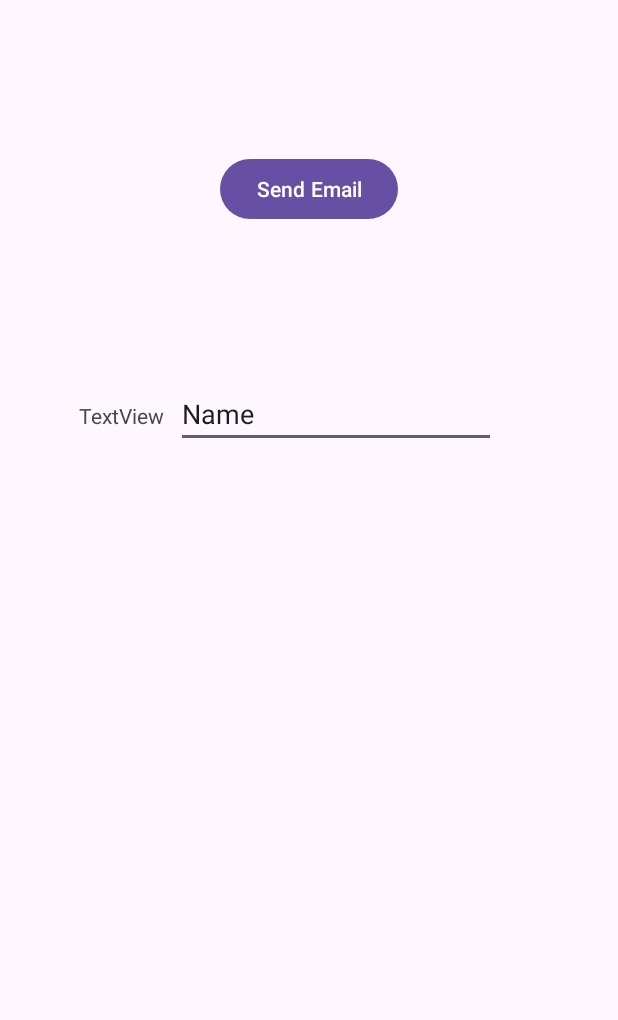
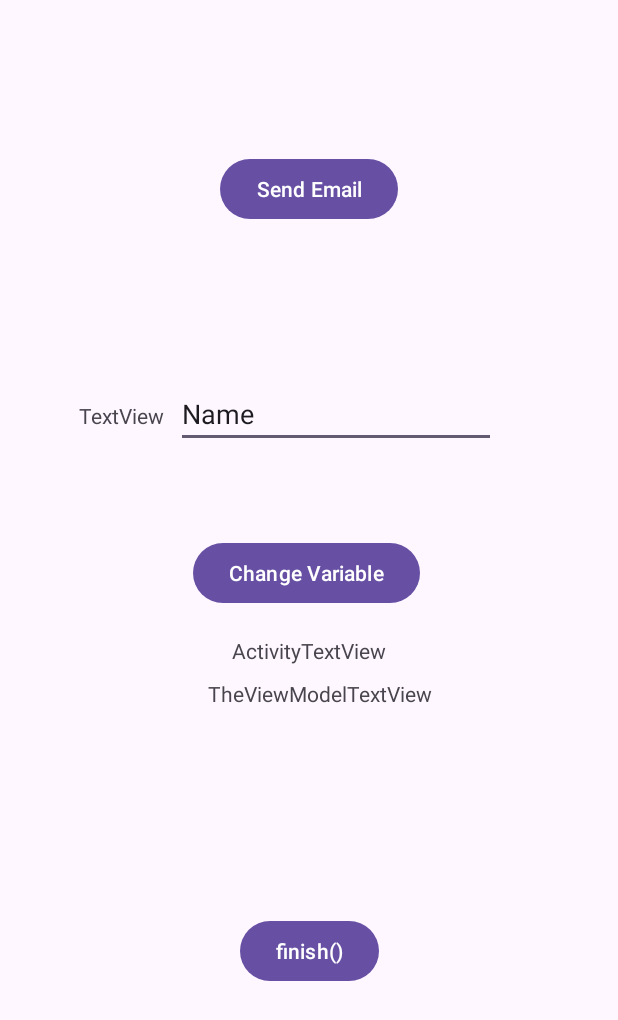
Before and after one commit to javarmgar/android_fundamentals_colab, an Android app: the screen it shows after launch (EmailSenderActivity), on a phone screen of 412 x 824 dp. Shown: the top 1020 px of the screen. Run offline under Robolectric (Android 15) with nearby library versions, the phone set to English and light mode, and no system bars.

Commit message:
ViewModel basic implementation

```diff
--- a/app/build.gradle.kts
+++ b/app/build.gradle.kts
@@ -40,4 +40,7 @@ dependencies {
     testImplementation("junit:junit:4.13.2")
     androidTestImplementation("androidx.test.ext:junit:1.1.5")
     androidTestImplementation("androidx.test.espresso:espresso-core:3.5.1")
+    implementation("androidx.lifecycle:lifecycle-extensions:2.2.0")
+
+
 }
--- a/app/src/main/java/com/example/androidfundamentalsapp/EmailSenderActivity.kt
+++ b/app/src/main/java/com/example/androidfundamentalsapp/EmailSenderActivity.kt
@@ -1,21 +1,20 @@
 package com.example.androidfundamentalsapp
 
 import android.content.Intent
+import android.os.Bundle
+import android.util.Log
+import android.widget.Button
+import android.widget.TextView
 import androidx.appcompat.app.AppCompatActivity
-import android.os.Bundle
-import android.os.PersistableBundle
-import android.util.Log
-import android.view.ActionMode
-import android.view.View
-import android.widget.Button
+import androidx.lifecycle.ViewModelProvider
 import java.util.Stack
-import kotlin.contracts.ExperimentalContracts
-import kotlin.contracts.InvocationKind
-import kotlin.contracts.contract
+
 
 class EmailSenderActivity : AppCompatActivity() {
+    private lateinit var mainActivityViewModel: MainActivityViewModel
     var TAG = "EmailSenderActivity"
     private lateinit var button: Button
+    var flag:Boolean = false
 
     private val address:String = "Lago Xapala 47".apply {
         Log.d(TAG,this)
@@ -36,6 +35,9 @@ class EmailSenderActivity : AppCompatActivity() {
         super.onCreate(savedInstanceState)
         Log.d(TAG, "onCreate()")
         setContentView(R.layout.activity_email_sender)
+
+
+        mainActivityViewModel = ViewModelProvider(this).get(MainActivityViewModel::class.java)
 
         val textMessage = "javo"
         val sendIntent = Intent()
@@ -84,7 +86,29 @@ class EmailSenderActivity : AppCompatActivity() {
             startActivity(sendIntent)
         }
 
+        val finishButton:Button = findViewById(R.id.button2)
+        finishButton.setOnClickListener{
+            finish()
+            flag = true
+        }
+
+        val changeVariableButton:Button = findViewById(R.id.changeVariableButton)
+        val variableTextView:TextView =  findViewById(R.id.variable)
+        val variableViewModelTextView:TextView = findViewById(R.id.viewModelTextView)
+        changeVariableButton.setOnClickListener {
+            variableTextView.text = "Havi"
+            mainActivityViewModel.changeVariable("Havi")
+            variableViewModelTextView.text = mainActivityViewModel.variable
+
+        }
+        variableViewModelTextView.text = mainActivityViewModel.variable
+
+
+
     }
+
+
+
 
     override fun onStart() {
         super.onStart()
@@ -115,6 +139,11 @@ class EmailSenderActivity : AppCompatActivity() {
     override fun onDestroy() {
         super.onDestroy()
         Log.d(TAG, "onDestroy()")
+        if(flag){
+            Log.d(TAG,"finish() called")
+        }else{
+            Log.d(TAG,"other exit")
+        }
     }
 
     fun String.printStandardFunction() {
--- /dev/null
+++ b/app/src/main/java/com/example/androidfundamentalsapp/MainActivityViewModel.kt
@@ -0,0 +1,19 @@
+package com.example.androidfundamentalsapp
+
+import android.util.Log
+import androidx.lifecycle.ViewModel
+
+class MainActivityViewModel : ViewModel() {
+    var variable: String = "TheViewModelTextView"
+    private val TAG = "MainActivityViewModel"
+
+    override fun onCleared() {
+        super.onCleared()
+        Log.d(TAG,"onCleared()")
+    }
+
+    fun changeVariable(s: String) {
+        variable = s
+    }
+
+}
--- a/app/src/main/res/layout/activity_email_sender.xml
+++ b/app/src/main/res/layout/activity_email_sender.xml
@@ -5,6 +5,16 @@
     android:layout_width="match_parent"
     android:layout_height="match_parent"
     tools:context=".EmailSenderActivity">
+
+    <Button
+        android:id="@+id/button2"
+        android:layout_width="wrap_content"
+        android:layout_height="wrap_content"
+        android:layout_marginBottom="166dp"
+        android:text="finish()"
+        app:layout_constraintBottom_toBottomOf="parent"
+        app:layout_constraintEnd_toEndOf="parent"
+        app:layout_constraintStart_toStartOf="parent" />
 
     <Button
         android:id="@+id/button"
@@ -40,4 +50,34 @@
         app:layout_constraintEnd_toEndOf="parent"
         app:layout_constraintStart_toEndOf="@+id/textView" />
 
+    <TextView
+        android:id="@+id/variable"
+        android:layout_width="wrap_content"
+        android:layout_height="wrap_content"
+        android:layout_marginTop="18dp"
+        android:text="ActivityTextView"
+        app:layout_constraintEnd_toEndOf="parent"
+        app:layout_constraintStart_toStartOf="parent"
+        app:layout_constraintTop_toBottomOf="@+id/changeVariableButton" />
+
+    <Button
+        android:id="@+id/changeVariableButton"
+        android:layout_width="wrap_content"
+        android:layout_height="wrap_content"
+        android:layout_marginStart="11dp"
+        android:layout_marginTop="59dp"
+        android:text="Change Variable"
+        app:layout_constraintStart_toStartOf="@+id/editTextText"
+        app:layout_constraintTop_toBottomOf="@+id/editTextText" />
+
+    <TextView
+        android:id="@+id/viewModelTextView"
+        android:layout_width="wrap_content"
+        android:layout_height="wrap_content"
+        android:layout_marginStart="10dp"
+        android:layout_marginTop="9dp"
+        android:text="ViewModelTextView"
+        app:layout_constraintStart_toStartOf="@+id/changeVariableButton"
+        app:layout_constraintTop_toBottomOf="@+id/variable" />
+
 </androidx.constraintlayout.widget.ConstraintLayout>
```
